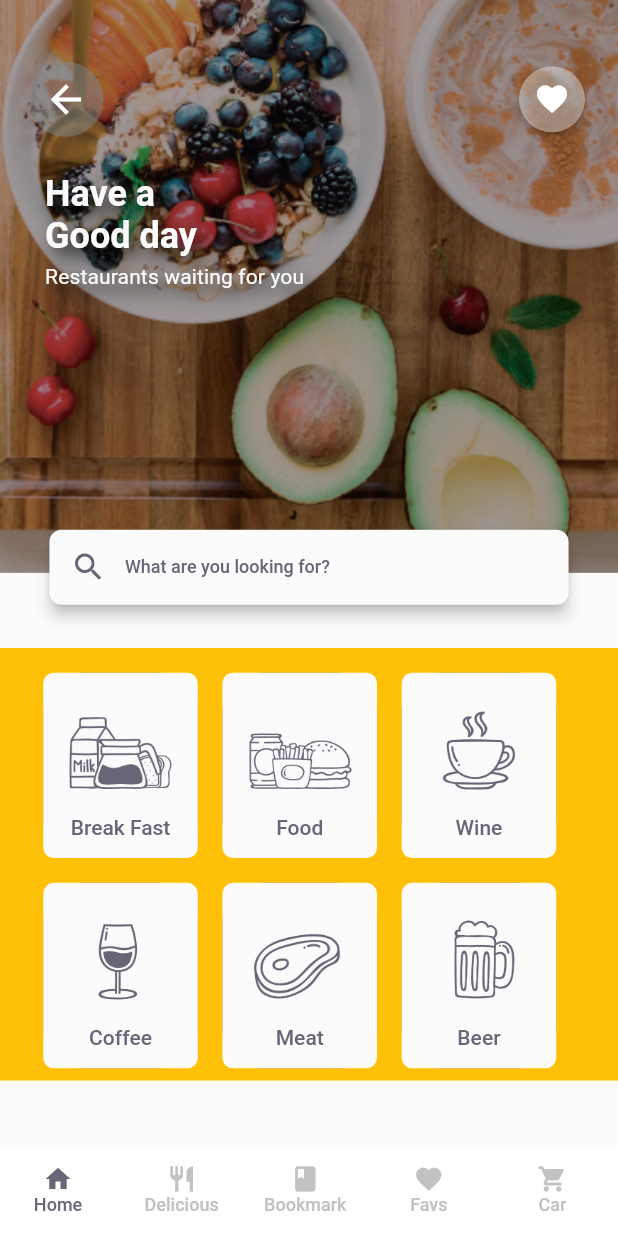
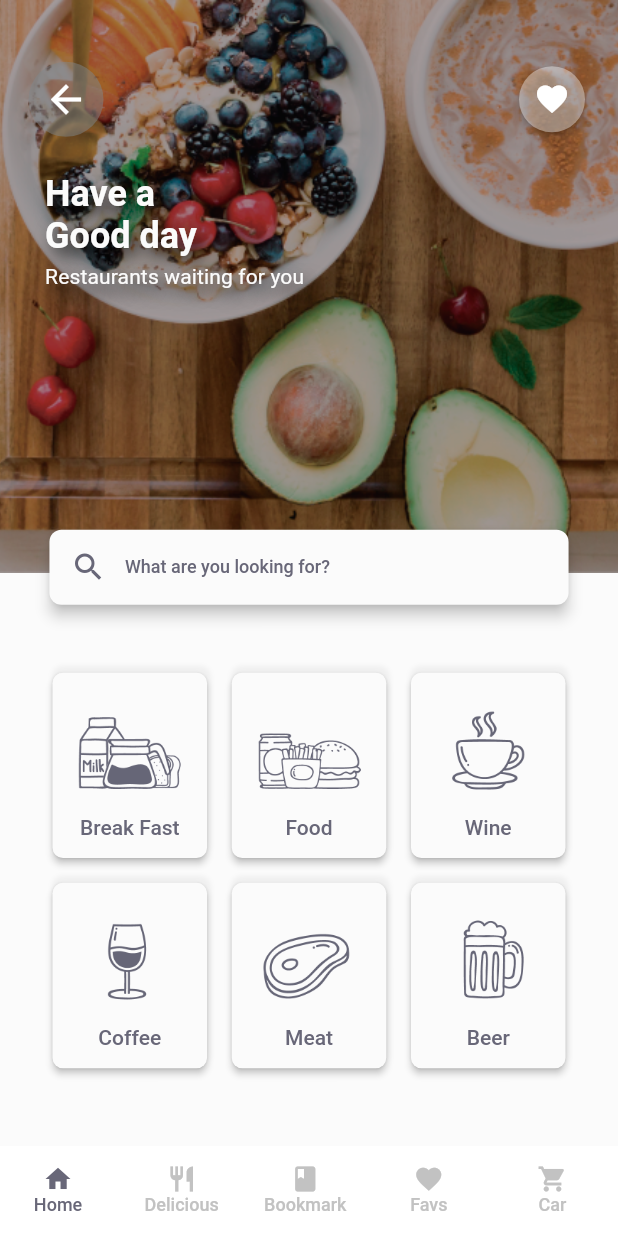
Before and after one commit to DalexisValencia/Fifth-test-app_Restaurants, a Flutter app: the screen it shows after launch, on a phone screen of 412 x 824 dp. Run offline on Flutter 3.47's test engine with Material 2 defaults, Android fonts, the phone set to English and light mode, and no system bars.

Commit message:
Reestructuración del componente wrap. centrandolo y evitando que se desborde

```diff
--- a/lib/screens/home.dart
+++ b/lib/screens/home.dart
@@ -275,21 +275,30 @@ class _HomePageState extends State<HomePage> {
                     right: MediaQuery.of(context).size.width * 0.07),
                 width: MediaQuery.of(context).size.width,
                 height: MediaQuery.of(context).size.height * 0.35,
-                color: Colors.amber,
+                // color: Colors.amber,
                 child: Builder(builder: (BuildContext context) {
                   List<Widget> _categoriesCard = [];
                   _categories.asMap().entries.map((item) {
-                    print(item.key);
                     _categoriesCard.add(
                       Container(
                         decoration: BoxDecoration(
-                            color: Colors.red,
-                            borderRadius: BorderRadius.circular(25)),
-                        margin: EdgeInsets.only(
-                            bottom: MediaQuery.of(context).size.height * 0.02,
-                            right: item.key != 2 && item.key != 5
-                                ? MediaQuery.of(context).size.height * 0.02
-                                : 0),
+                          boxShadow: [
+                            BoxShadow(
+                                offset: Offset(1, -3),
+                                color: Theme.of(context)
+                                    .accentColor
+                                    .withOpacity(0.2),
+                                blurRadius: 2,
+                                spreadRadius: 1),
+                          ],
+                          borderRadius: BorderRadius.circular(7),
+                        ),
+                        // margin: EdgeInsets.only(
+                        //     bottom: MediaQuery.of(context).size.height * 0.02,
+                        //     right: item.key != 2 && item.key != 5
+                        //         ? MediaQuery.of(context).size.height * 0.02
+                        //         : 0),
+                        // padding: EdgeInsets.only(left: 5),
                         width: MediaQuery.of(context).size.width * 0.25,
                         height: MediaQuery.of(context).size.height * 0.30 / 2,
                         child: CardCategorySuggested(category: item.value),
@@ -297,6 +306,10 @@ class _HomePageState extends State<HomePage> {
                     );
                   }).toList();
                   return Wrap(
+                    spacing: MediaQuery.of(context).size.height * 0.02,
+                    runSpacing: MediaQuery.of(context).size.height * 0.02,
+                    alignment: WrapAlignment.center,
+                    crossAxisAlignment: WrapCrossAlignment.center,
                     children: _categoriesCard,
                   );
                 }),
@@ -346,42 +359,6 @@ class _WhatAreYouLookinForFormState extends State<WhatAreYouLookinForForm> {
         ],
       ),
     ));
-    // return Container(
-    //   width: MediaQuery.of(context).size.width,
-    //   color: Colors.red,
-    //   child: Form(
-    //     key: _formKey,
-    //     child: Column(
-    //       children: <Widget>[
-    //         TextFormField(
-    //           decoration: InputDecoration(
-    //             filled: true,
-    //             fillColor: Theme.of(context).primaryColorLight,
-    //             hintText: 'What are you looking For?',
-    //             disabledBorder: OutlineInputBorder(
-    //               borderRadius: BorderRadius.circular(20),
-    //               borderSide: BorderSide(
-    //                 color: Theme.of(context).primaryColorLight,
-    //                 width: 2
-    //               )
-    //             ),
-    //             focusedBorder: OutlineInputBorder(
-    //               borderRadius: BorderRadius.circular(10),
-    //               borderSide: BorderSide(
-    //                 color: Theme.of(context).primaryColorLight,
-    //                 width: 2
-    //               )
-    //             ),
-    //             hintStyle: TextStyle(
-    //               color: Theme.of(context).primaryColorDark
-    //             ),
-    //             prefixIcon:Icon(Icons.search)
-    //           ),
-    //         )
-    //       ],
-    //     )
-    //   ),
-    // );
   }
 }
 
@@ -398,11 +375,11 @@ class _CardCategorySuggestedState extends State<CardCategorySuggested> {
   Widget build(BuildContext context) {
     print(widget.category);
     return RaisedButton(
-      elevation: 0,
+      // elevation: 4,
       shape: RoundedRectangleBorder(borderRadius: BorderRadius.circular(7)),
       onPressed: () {},
       color: Theme.of(context).primaryColorLight,
-      splashColor: Colors.red,
+      splashColor: Theme.of(context).buttonColor,
       child: Column(
         crossAxisAlignment: CrossAxisAlignment.center,
         mainAxisAlignment: MainAxisAlignment.center,
@@ -430,29 +407,6 @@ class _CardCategorySuggestedState extends State<CardCategorySuggested> {
           )
         ],
       ),
-      //     margin: EdgeInsets.fromLTRB(5, 8, 5, 8),
-      //     elevation: 1,
-      //     child: RaisedButton(
-      //       onPressed: (){},
-      //       color: Theme.of(context).primaryColorLight,
-      //       splashColor: Colors.red,
-      //       child: Column(
-      //         crossAxisAlignment: CrossAxisAlignment.center,
-      //         mainAxisAlignment: MainAxisAlignment.center,
-      //         children: <Widget>[
-      //           Icon(
-      //             _categories[index].icon,
-      //             size: 36,
-      //           ),
-      //           FittedBox(
-      //             fit: BoxFit.scaleDown,
-      //             child: Text("${_categories[index].name}"),
-      //           )
-      //         ],
-      //       )
-      //     )
-      //   );
-      // })
     );
   }
 }
```
